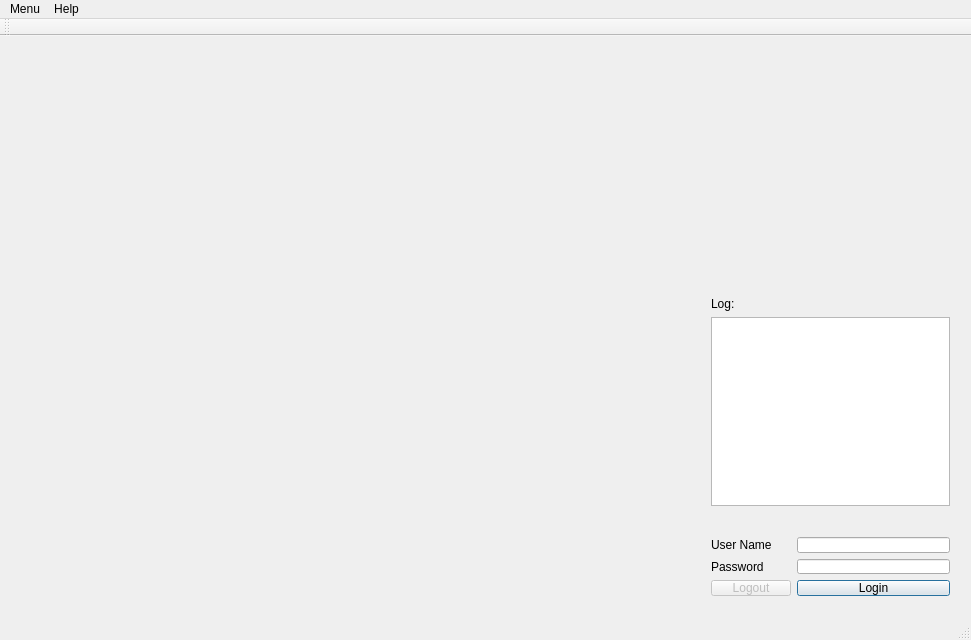
The window that Client.Qt/MainWindow.ui (HadesD/CaroOnline) describes before a commit, drawn with Qt 5.
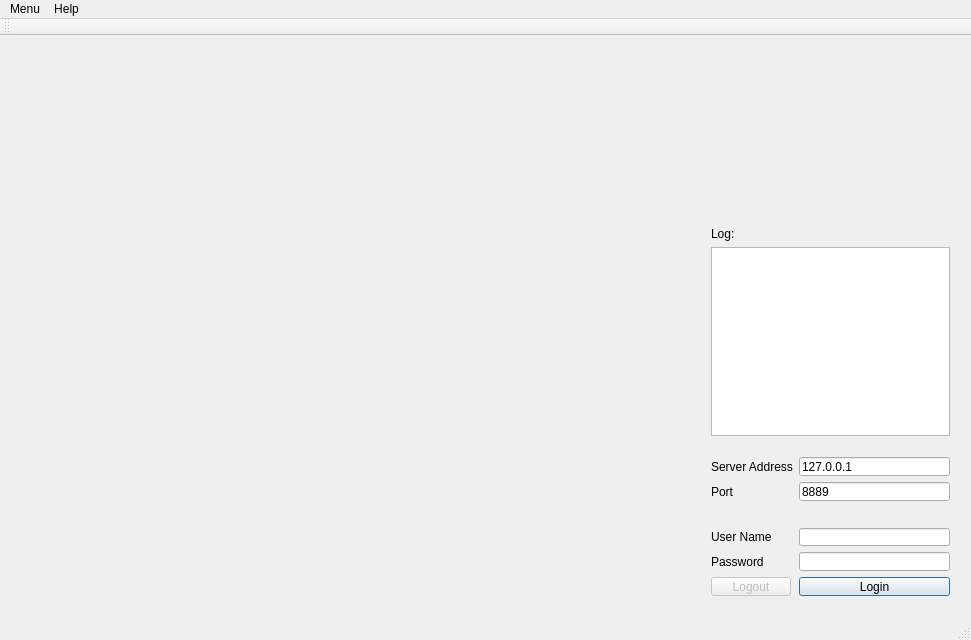
The same window after the commit.

Commit message: Add serverIp/Port text edit

```diff
--- a/Client.Qt/MainWindow.ui
+++ b/Client.Qt/MainWindow.ui
@@ -35,13 +35,13 @@
     <property name="geometry">
      <rect>
       <x>700</x>
-      <y>490</y>
+      <y>410</y>
       <width>261</width>
-      <height>81</height>
+      <height>161</height>
      </rect>
     </property>
     <layout class="QFormLayout" name="loginFormLayout">
-     <item row="0" column="0">
+     <item row="4" column="0">
       <widget class="QLabel" name="userNameLabel">
        <property name="text">
         <string>User Name</string>
@@ -51,14 +51,14 @@
        </property>
       </widget>
      </item>
-     <item row="0" column="1">
+     <item row="4" column="1">
       <widget class="QLineEdit" name="userNameInput">
        <property name="locale">
         <locale language="English" country="UnitedStates"/>
        </property>
       </widget>
      </item>
-     <item row="1" column="0">
+     <item row="5" column="0">
       <widget class="QLabel" name="passwordLabel">
        <property name="text">
         <string>Password</string>
@@ -68,7 +68,7 @@
        </property>
       </widget>
      </item>
-     <item row="1" column="1">
+     <item row="5" column="1">
       <widget class="QLineEdit" name="passwordInput">
        <property name="locale">
         <locale language="English" country="UnitedStates"/>
@@ -78,7 +78,7 @@
        </property>
       </widget>
      </item>
-     <item row="2" column="0">
+     <item row="6" column="0">
       <widget class="QPushButton" name="logoutButton">
        <property name="enabled">
         <bool>false</bool>
@@ -94,7 +94,7 @@
        </property>
       </widget>
      </item>
-     <item row="2" column="1">
+     <item row="6" column="1">
       <widget class="QPushButton" name="loginButton">
        <property name="text">
         <string>Login</string>
@@ -104,13 +104,54 @@
        </property>
       </widget>
      </item>
+     <item row="1" column="0">
+      <widget class="QLabel" name="serverAddrLabel">
+       <property name="text">
+        <string>Server Address</string>
+       </property>
+      </widget>
+     </item>
+     <item row="3" column="0" colspan="2">
+      <spacer name="horizontalSpacer">
+       <property name="orientation">
+        <enum>Qt::Horizontal</enum>
+       </property>
+       <property name="sizeHint" stdset="0">
+        <size>
+         <width>40</width>
+         <height>15</height>
+        </size>
+       </property>
+      </spacer>
+     </item>
+     <item row="1" column="1">
+      <widget class="QLineEdit" name="serverAddrEdit">
+       <property name="text">
+        <string>127.0.0.1</string>
+       </property>
+      </widget>
+     </item>
+     <item row="2" column="0">
+      <widget class="QLabel" name="serverPortLabel">
+       <property name="text">
+        <string>Port</string>
+       </property>
+      </widget>
+     </item>
+     <item row="2" column="1">
+      <widget class="QLineEdit" name="serverPortEdit">
+       <property name="text">
+        <string>8889</string>
+       </property>
+      </widget>
+     </item>
     </layout>
    </widget>
    <widget class="QWidget" name="verticalLayoutWidget">
     <property name="geometry">
      <rect>
       <x>700</x>
-      <y>250</y>
+      <y>180</y>
       <width>261</width>
       <height>231</height>
      </rect>
```
Left out of the diff: 2 changed lines with no effect on the pictures. The commit also changes 3 other files.
